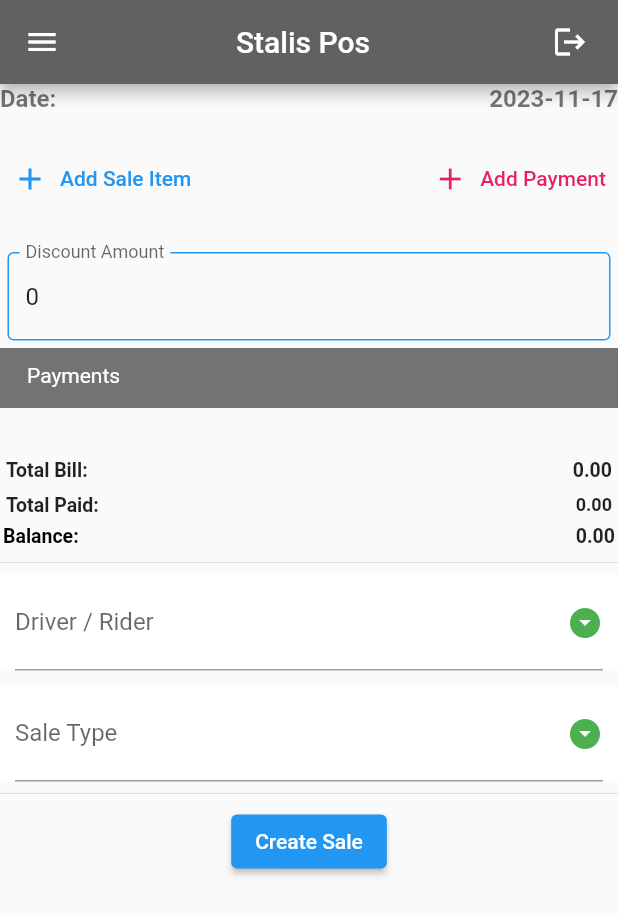
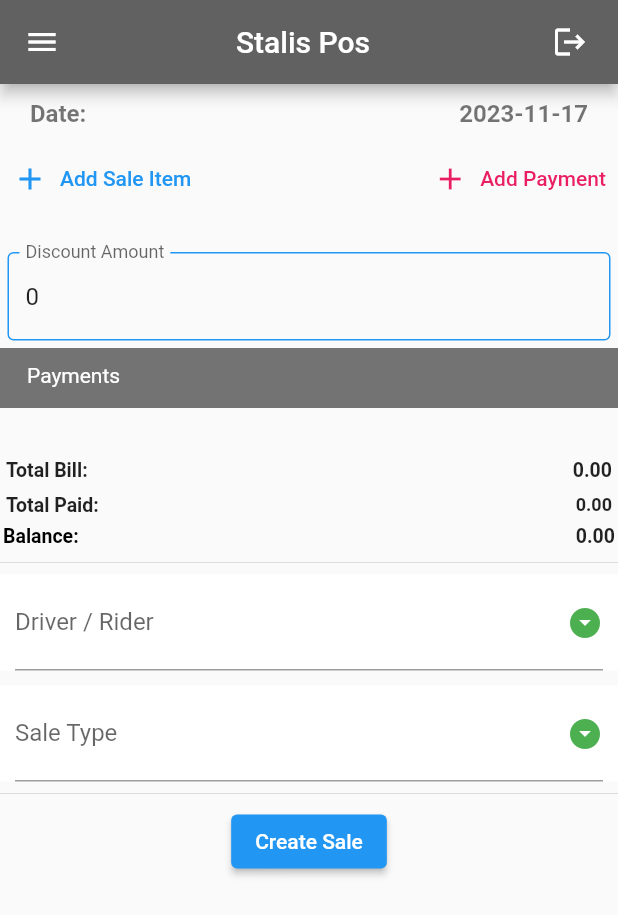
Before and after one commit to Henrykamande/stalismobileapp, a Flutter app: the HomePage screen opened by its route, on a phone screen of 412 x 824 dp. Shown: the top 915 px of the screen. Run offline on Flutter 3.47's test engine with Material 2 defaults, Android fonts, the light colour scheme and no system bars; our stand-ins replace email_validator, oktoast, qr_flutter, shared_preferences, snippet_coder_utils; missing offline and left inert: esc_pos_bluetooth, esc_pos_utils, flutter_bluetooth_basic; accounts and stored records are empty; network calls fail.

```diff
--- a/lib/homepage.dart
+++ b/lib/homepage.dart
@@ -322,10 +322,10 @@ class _HomePageState extends State<HomePage> {
           child: Column(
         children: [
           SizedBox(
-            child: _buildTodayDate(),
-          ),
-          SizedBox(
-            height: 20,
+            child: Padding(
+              padding: EdgeInsets.symmetric(horizontal: 20.0, vertical: 10.0),
+              child: _buildTodayDate(),
+            ),
           ),
           Row(
             mainAxisAlignment: MainAxisAlignment.spaceBetween,
```
Also changed, not shown: 1 other file.
